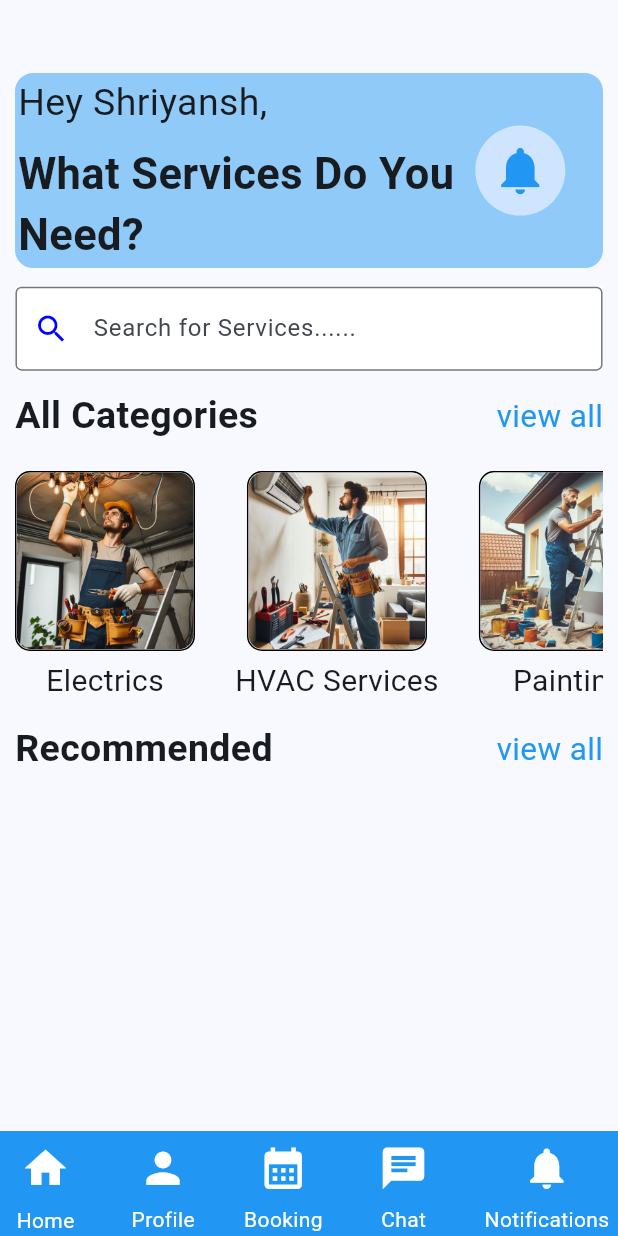
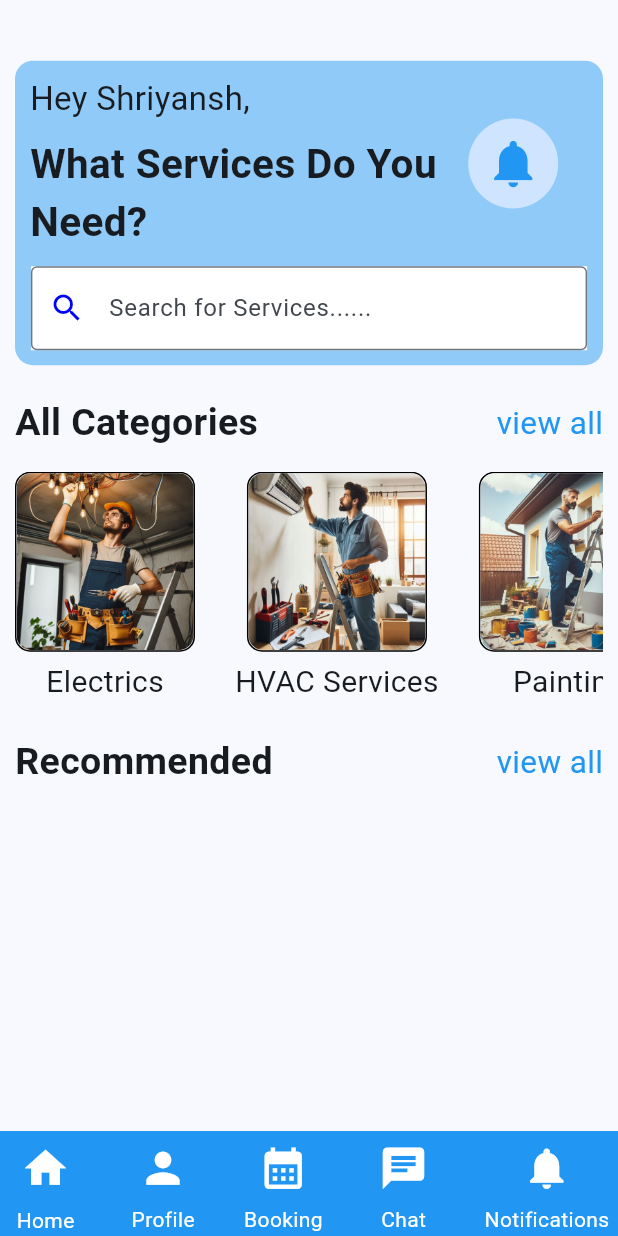
Before and after one commit to shriyanshkush/ProFixer-ServiceBookingApp, a Flutter app: the screen it shows after launch, on a phone screen of 412 x 824 dp. Run offline on Flutter 3.47's test engine with Material 3 defaults, Android fonts, the phone set to English and light mode, and no system bars; our stand-ins replace cloud_firestore, delightful_toast, file_picker, firebase_auth, firebase_core, firebase_storage and 4 more; accounts and stored records are empty.

Commit message:
Updated HomePage UI

```diff
--- a/lib/Pages/User/homepage.dart
+++ b/lib/Pages/User/homepage.dart
@@ -72,13 +72,11 @@ class HomepageState extends State<Homepage> {
           child: Column(
             mainAxisAlignment: MainAxisAlignment.center,
             children: [
-              SizedBox(height: screenSize.height * 0.047),
+              SizedBox(height: screenSize.height * 0.037),
               _aboveSearchfield(),
-              SizedBox(height: screenSize.height * 0.015),
-              _searchBar(screenSize),
-              SizedBox(height: screenSize.height * 0.015),
+              SizedBox(height: screenSize.height * 0.025),
               _categaries(),
-              SizedBox(height: screenSize.height * 0.015),
+              SizedBox(height: screenSize.height * 0.025),
               _recommended(),
             ],
           ),
@@ -90,7 +88,7 @@ class HomepageState extends State<Homepage> {
   Widget _searchBar(Size screenSize) {
     return Center(
       child: SizedBox(
-        width: screenSize.width * 0.95,
+        width: screenSize.width * 0.9,
         child: Container(
           color: Colors.white,
           child: TextField(
@@ -118,33 +116,42 @@ class HomepageState extends State<Homepage> {
         color: Colors.blue.shade200,
         borderRadius: BorderRadius.circular(12),
       ),
-      child: Row(
+      child: Padding(
+        padding: const EdgeInsets.all(8.0),
+        child: Column(
+          children: [
+            Row(
               children:[
                 Column(
                   mainAxisAlignment: MainAxisAlignment.start,
                   crossAxisAlignment: CrossAxisAlignment.start,
                   children: [
-              Text("Hey Shriyansh,",style: TextStyle(fontSize: 25),),
+                    Text("Hey Shriyansh,",style: TextStyle(fontSize: 22),),
                     SizedBox(height: 8,),
                     Row(
                       children: [
                         Text("What Services Do You",style: TextStyle(
-                    fontSize: 29,
+                          fontSize: 27,
                           fontWeight: FontWeight.bold,
                         ),),
                       ],
                     ),
                     Text("Need?",style: TextStyle(
-                fontSize: 29,
+                      fontSize: 27,
                       fontWeight: FontWeight.bold,
                     ),),
                   ],
                 ),
-          SizedBox(width: 14,),
+                SizedBox(width: 21,),
                 CircleAvatar(
                     radius: 30,
                     child: IconButton(onPressed: (){}, icon: Icon(Icons.notifications,size: 38,color: Colors.blue,))),
             ]
+            ),
+            SizedBox(height: 10,),
+            _searchBar(MediaQuery.of(context).size),
+          ],
+        ),
       ),
     );
   }
@@ -234,7 +241,7 @@ class HomepageState extends State<Homepage> {
                 child: Text("view all",style: TextStyle(fontSize: 21,color: Colors.blue),)),
           ],
         ),
-        SizedBox(height: MediaQuery.of(context).size.width * 0.045),
+        SizedBox(height: MediaQuery.of(context).size.width * 0.035),
         SingleChildScrollView(
           scrollDirection: Axis.horizontal,
           child: Row(
```
Lines whose indentation alone changed are shown as unchanged.
